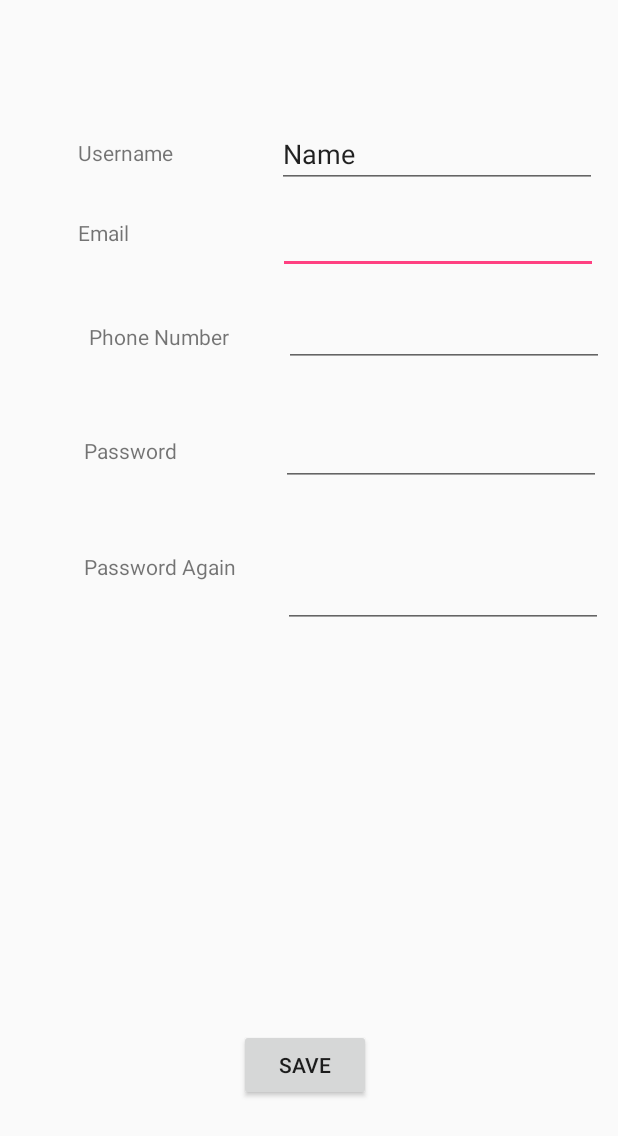
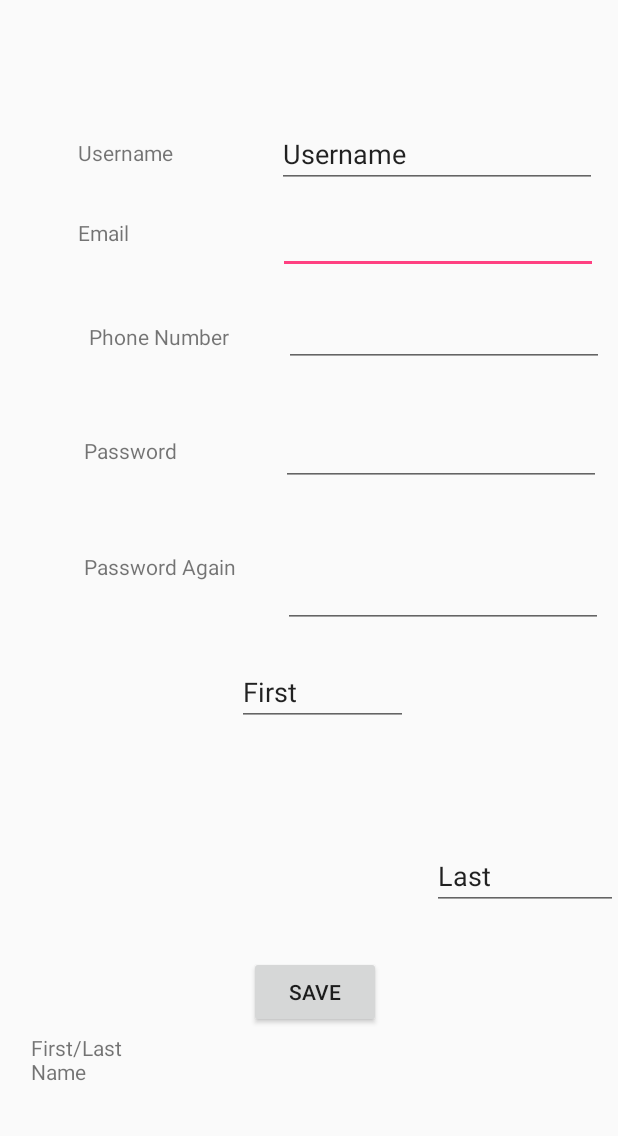
Before and after one commit to albertjbelardino/InstaShare-Android, an Android app: the SignUpActivity screen opened directly, with no data from a screen before it, on a phone screen of 412 x 824 dp. Shown: the top 1136 px of the screen. Run offline under Robolectric (Android 15) with nearby library versions, the phone set to English and light mode, and no system bars; network calls fail.

Commit message:
Added to Sign Up and Login activities

```diff
--- a/app/src/main/res/layout/activity_sign_up.xml
+++ b/app/src/main/res/layout/activity_sign_up.xml
@@ -104,28 +104,27 @@
         android:layout_marginTop="80dp"
         android:layout_marginEnd="8dp"
         android:ems="10"
+        android:importantForAutofill="no"
         android:inputType="textPersonName"
-        android:text="Name"
+        android:text="@string/namefill"
         app:layout_constraintEnd_toEndOf="parent"
         app:layout_constraintStart_toEndOf="@+id/textView"
-        app:layout_constraintTop_toTopOf="parent"
-        android:importantForAutofill="no" />
+        app:layout_constraintTop_toTopOf="parent" />
 
     <Button
         android:id="@+id/saveButton"
         android:layout_width="wrap_content"
         android:layout_height="wrap_content"
         android:layout_marginStart="8dp"
-        android:layout_marginTop="8dp"
+        android:layout_marginTop="32dp"
         android:layout_marginEnd="8dp"
-        android:layout_marginBottom="72dp"
+        android:layout_marginBottom="18dp"
         android:text="@string/button"
         app:layout_constraintBottom_toBottomOf="parent"
         app:layout_constraintEnd_toEndOf="parent"
-        app:layout_constraintHorizontal_bias="0.491"
+        app:layout_constraintHorizontal_bias="0.514"
         app:layout_constraintStart_toStartOf="parent"
-        app:layout_constraintTop_toTopOf="parent"
-        app:layout_constraintVertical_bias="0.974" />
+        app:layout_constraintTop_toBottomOf="@+id/editText" />
 
     <TextView
         android:id="@+id/textView5"
@@ -156,4 +155,49 @@
         app:layout_constraintStart_toEndOf="@+id/textView5"
         app:layout_constraintTop_toBottomOf="@+id/textEmailAddress" />
 
+    <EditText
+        android:id="@+id/editText"
+        android:layout_width="114dp"
+        android:layout_height="41dp"
+        android:layout_marginStart="33dp"
+        android:layout_marginTop="24dp"
+        android:layout_marginEnd="8dp"
+        android:ems="10"
+        android:inputType="textPersonName"
+        android:text="@string/first"
+        app:layout_constraintEnd_toStartOf="@+id/editText2"
+        app:layout_constraintStart_toEndOf="@+id/textView8"
+        app:layout_constraintTop_toBottomOf="@+id/textPasswordConfirm" />
+
+    <EditText
+        android:id="@+id/editText2"
+        android:layout_width="124dp"
+        android:layout_height="41dp"
+        android:layout_marginStart="8dp"
+        android:layout_marginTop="25dp"
+        android:layout_marginEnd="16dp"
+        android:layout_marginBottom="96dp"
+        android:ems="10"
+        android:inputType="textPersonName"
+        android:text="@string/last"
+        app:layout_constraintBottom_toBottomOf="parent"
+        app:layout_constraintEnd_toEndOf="parent"
+        app:layout_constraintStart_toEndOf="@+id/editText"
+        app:layout_constraintTop_toBottomOf="@+id/textPasswordConfirm" />
+
+    <TextView
+        android:id="@+id/textView8"
+        android:layout_width="84dp"
+        android:layout_height="34dp"
+        android:layout_marginStart="36dp"
+        android:layout_marginTop="35dp"
+        android:layout_marginEnd="20dp"
+        android:layout_marginBottom="101dp"
+        android:text="@string/name"
+        app:layout_constraintBottom_toBottomOf="parent"
+        app:layout_constraintEnd_toStartOf="@+id/editText"
+        app:layout_constraintStart_toStartOf="parent"
+        app:layout_constraintTop_toBottomOf="@+id/textView4"
+        app:layout_constraintVertical_bias="1.0" />
+
 </android.support.constraint.ConstraintLayout>
--- a/app/src/main/res/values/strings.xml
+++ b/app/src/main/res/values/strings.xml
@@ -82,4 +82,9 @@
     <string name="button">Save</string>
     <string name="phone">Phone Number</string>
     <string name="log">Log In</string>
+    <string name="sign">Sign Up</string>
+    <string name="name">First/Last Name</string>
+    <string name="first">First</string>
+    <string name="last">Last</string>
+    <string name="namefill">Username</string>
 </resources>
```
Also changed, not shown: app/src/main/java/instashare/instashare/LogInActivity.java (+11 -0 lines), app/src/main/res/layout/activity_log_in.xml (+20 -6 lines).
